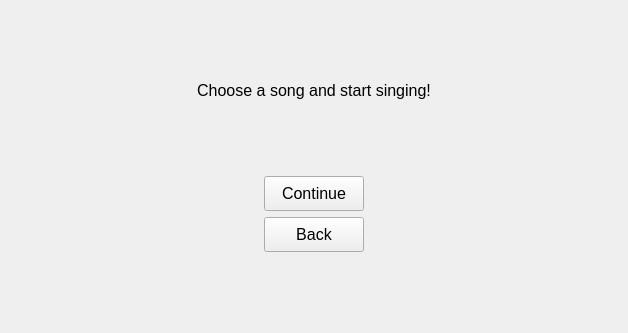
Vorxil/MagnifiSing, file src/startsingingview.ui: the form before one commit.
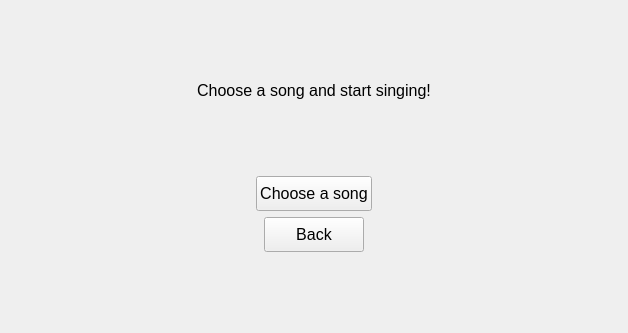
The form after the commit.

Patch:
```diff
--- a/src/startsingingview.ui
+++ b/src/startsingingview.ui
@@ -89,7 +89,7 @@
         </font>
        </property>
        <property name="text">
-        <string>Continue</string>
+        <string>Choose a song</string>
        </property>
       </widget>
      </item>
```
